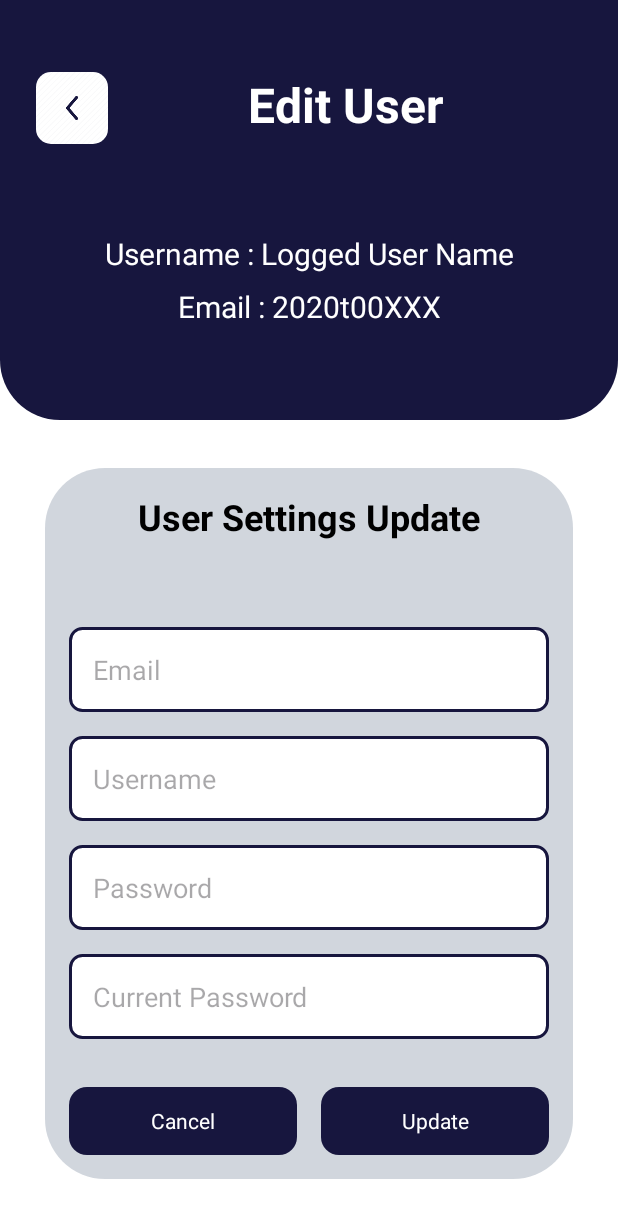
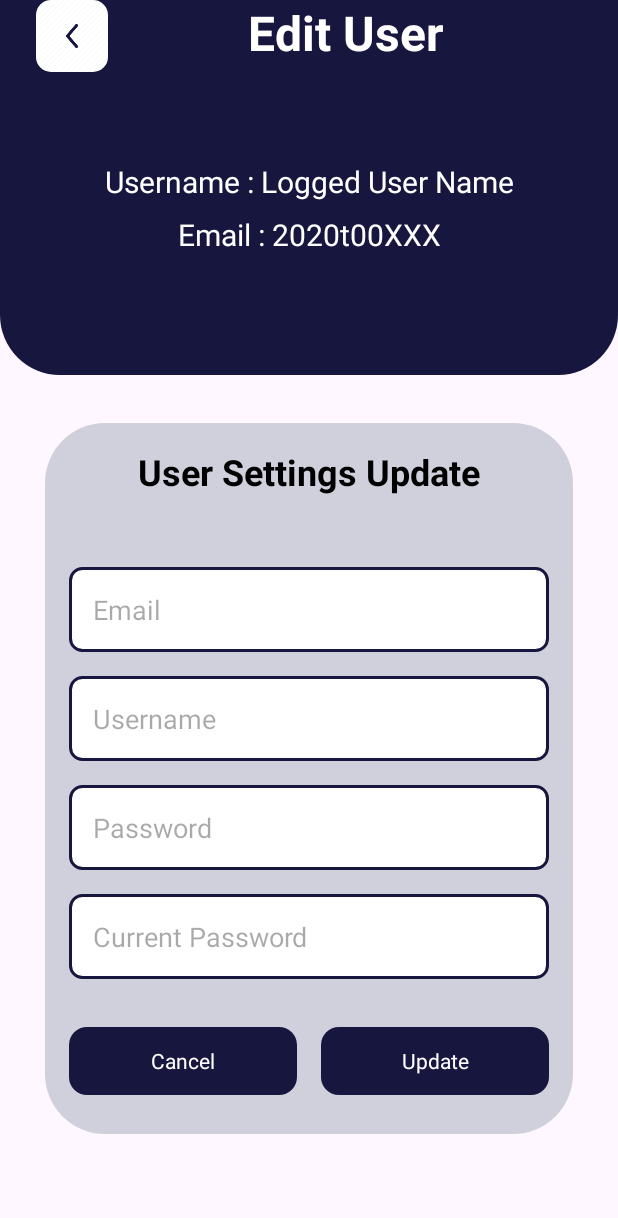
Before and after one commit to rashmiNimesha/techPluseApp, an Android app: the EditUserActivity screen opened directly, with no data from a screen before it, on a phone screen of 412 x 824 dp. Shown: the top 1218 px of the screen. Run offline under Robolectric (Android 15) with nearby library versions, the phone set to English and light mode, and no system bars; our stand-ins replace Firebase (no records; nobody signed in at launch, a user with empty details on screens opened directly); Roboto replaces fonts that are not available here.

Commit message:
techPluse: minor change

```diff
--- a/app/src/main/java/com/example/techpluseapplication/EditUserActivity.java
+++ b/app/src/main/java/com/example/techpluseapplication/EditUserActivity.java
@@ -1,6 +1,7 @@
 package com.example.techpluseapplication;
 
 import android.content.Intent;
+import android.os.Build;
 import android.os.Bundle;
 import android.widget.Button;
 import android.widget.EditText;
@@ -9,6 +10,7 @@ import android.widget.TextView;
 import android.widget.Toast;
 
 import androidx.appcompat.app.AppCompatActivity;
+import androidx.core.content.ContextCompat;
 
 import com.google.firebase.auth.AuthCredential;
 import com.google.firebase.auth.EmailAuthProvider;
@@ -32,8 +34,11 @@ public class EditUserActivity extends AppCompatActivity {
     @Override
     protected void onCreate(Bundle savedInstanceState) {
         super.onCreate(savedInstanceState);
+        setContentView(R.layout.activity_edit_user);
+        if (Build.VERSION.SDK_INT >= Build.VERSION_CODES.LOLLIPOP) {
+            getWindow().setStatusBarColor(ContextCompat.getColor(this, R.color.brand));
+        }
 
-        setContentView(R.layout.activity_edit_user);
 
         emailEditText = findViewById(R.id.emailtext);
         usernameEditText = findViewById(R.id.usernametext);
--- a/app/src/main/res/layout/activity_edit_user.xml
+++ b/app/src/main/res/layout/activity_edit_user.xml
@@ -5,7 +5,6 @@
     android:id="@+id/mainScrollView"
     android:layout_width="match_parent"
     android:layout_height="match_parent"
-    android:background="@color/white"
     android:fitsSystemWindows="true"
     tools:context=".EditUserActivity">
 
@@ -18,10 +17,9 @@
             android:layout_width="match_parent"
             android:layout_height="wrap_content"
             android:background="@drawable/rounded_bottom"
-            android:minHeight="280dp"
-            android:paddingHorizontal="24dp"
-            android:paddingTop="48dp"
-            android:paddingBottom="24dp">
+            android:minHeight="250dp"
+            android:paddingLeft="24dp"
+            android:paddingRight="24dp">
 
             <ImageButton
                 android:id="@+id/backButton"
@@ -93,7 +91,7 @@
             <LinearLayout
                 android:layout_width="match_parent"
                 android:layout_height="wrap_content"
-                android:layout_marginTop="32dp"
+                android:layout_marginTop="22dp"
                 android:orientation="vertical">
 
                 <EditText
@@ -124,6 +122,7 @@
                 android:layout_width="match_parent"
                 android:layout_height="wrap_content"
                 android:layout_marginTop="32dp"
+                android:layout_marginBottom="10dp"
                 android:gravity="center"
                 android:orientation="horizontal">
 
--- a/app/src/main/res/values-night/themes.xml
+++ /dev/null
@@ -1,7 +0,0 @@
-<resources xmlns:tools="http://schemas.android.com/tools">
-    <!-- Base application theme. -->
-    <style name="Base.Theme.TechPluseApplication" parent="Theme.Material3.DayNight.NoActionBar">
-        <!-- Customize your dark theme here. -->
-        <!-- <item name="colorPrimary">@color/my_dark_primary</item> -->
-    </style>
-</resources>
--- a/app/src/main/res/values/colors.xml
+++ b/app/src/main/res/values/colors.xml
@@ -1,7 +1,7 @@
 <?xml version="1.0" encoding="utf-8"?>
 <resources>
     <color name="black">#FF000000</color>
-    <color name="white">#FFFFFFFF</color>
+    <color name="white">#FFFFFF</color>
     <color name="brand">#17163E</color>
     <color name="subheading">#B3000000</color>
     <color name="lightblue">#331A5FC1</color>
```
Also changed, not shown: app/src/main/java/com/example/techpluseapplication/SignUpActivity.java (+8 -0 lines), app/src/main/res/layout/activity_sign_up.xml (+8 -3 lines), app/src/main/res/layout/item_news_card.xml (+11 -2 lines).
